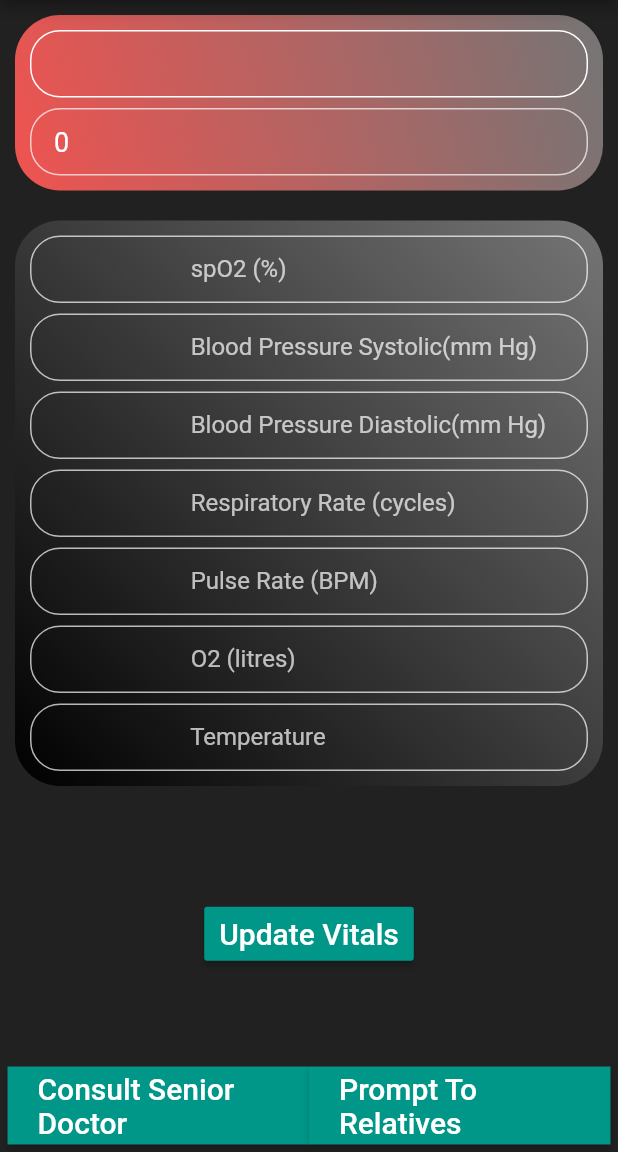
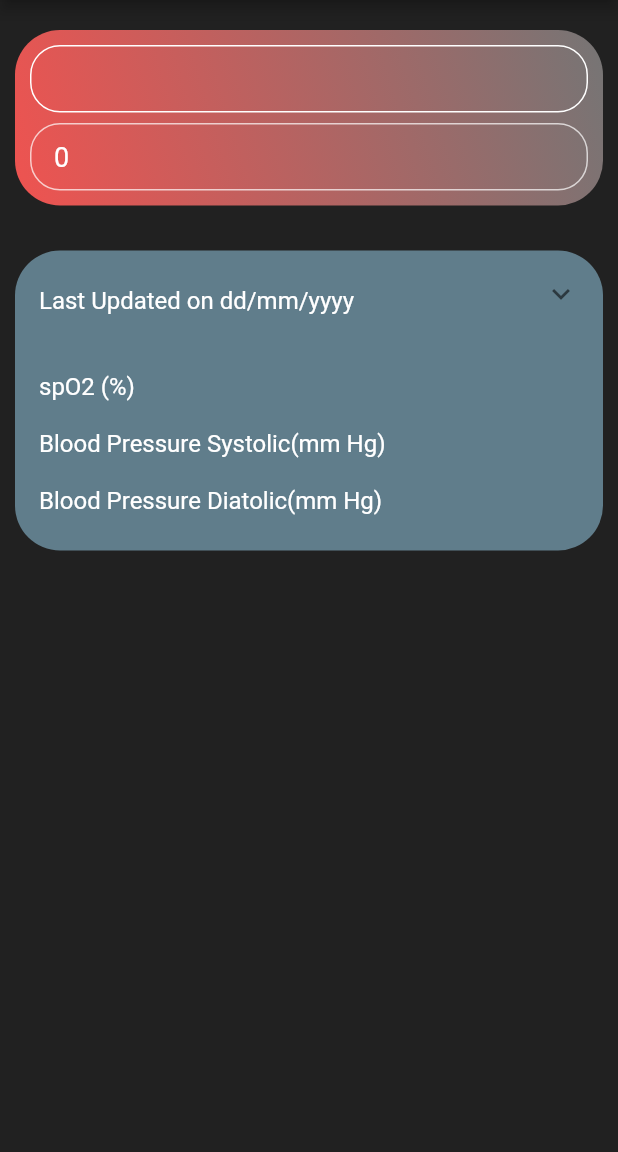
Before and after one commit to Prakhar75/MyCovid_DoctorApp, a Flutter app: the cards screen opened directly with empty values, after a tap on "Last update", on a phone screen of 412 x 824 dp, the part 84-1236 px from its top. Run offline on Flutter 3.47's test engine with Material 2 defaults, Android fonts, the phone set to English and light mode, and no system bars; our stand-ins replace dio, pinput.

Commit message:
added last details

```diff
--- a/lib/cards.dart
+++ b/lib/cards.dart
@@ -2,7 +2,7 @@ import 'package:flutter/material.dart';
 import 'package:dio/dio.dart';
 import 'package:mycovid/dashboard.dart';
 
-import 'ward15.dart';
+import 'last_detail.dart';
 import 'details.dart';
 import 'package:mycovid/wards.dart';
 import 'package:mycovid/myjson.dart';
@@ -192,7 +192,7 @@ class _HomePageState extends State<cards> {
                         context,
                         MaterialPageRoute(
                             builder: (context) =>
-                                MyHomePage(cookie, widget.myData)),
+                                det(cookie, widget.myData)),
                       );
                     },
                     child: Row(
--- /dev/null
+++ b/lib/last_detail.dart
@@ -0,0 +1,277 @@
+import 'dart:io';
+
+import 'package:flutter/material.dart';
+import 'package:flutter/cupertino.dart';
+import 'package:mycovid/cards.dart';
+import 'package:mycovid/myjson.dart';
+import 'package:dio/dio.dart';
+import 'package:mycovid/dashboard.dart';
+import 'package:mycovid/mainpage.dart';
+
+class det extends StatefulWidget {
+  final String cookie;
+  det(this.cookie, this.myData);
+  myjson myData;
+  // MyHomePage({Key key, this.myData}) : super(key: key);
+  //MyHomePage(this.myData);
+
+  @override
+  _MyHomePageState createState() => new _MyHomePageState();
+}
+
+class _MyHomePageState extends State<det> {
+  @override
+  Widget build(BuildContext context) {
+    return MaterialApp(
+        debugShowCheckedModeBanner: false,
+        home: Scaffold(
+            backgroundColor: Colors.grey[900],
+            resizeToAvoidBottomInset: false,
+            appBar: AppBar(
+                automaticallyImplyLeading: true,
+                backgroundColor: Colors.teal,
+                title: Text("MyCovid Doctor's App"),
+                leading: BackButton(
+                  //icon: Icon(Icons.Back),
+                  onPressed: () {
+                    Navigator.push(
+                      context,
+                      MaterialPageRoute(
+                        builder: (context) =>
+                            cards(widget.cookie, widget.myData),
+                      ),
+                    );
+                  },
+                )),
+            body: profileView(widget.cookie)));
+  }
+
+  String spo2;
+  String bp_sys;
+  String bp_dia;
+  String res_cycle;
+  String pul_rate;
+  String o2;
+  String temp;
+  String vital_status;
+
+  Dio dio = new Dio();
+
+  Future postVitals() async {
+    final String Url =
+        'https://my-covid-hospital-api.herokuapp.com/patients/updateVitals' +
+            '${widget.myData.PatientId}';
+
+    dynamic vitals = {
+      "PulseRate": pul_rate,
+      "RespiratoryRate": res_cycle,
+      "BpSystolic": bp_sys,
+      "BpDiastolic": bp_dia,
+      "SpO2": spo2,
+      "O2": o2,
+      "Temperature": temp
+    };
+    var response = await dio.post(Url,
+        data: vitals,
+        options: Options(
+          headers: {
+            'content-type': 'application/json; charset=UTF-8',
+            'Cookie': "connect.sid=" + widget.cookie
+          },
+        ));
+    vital_status = response.data["status"];
+    print(widget.myData.PatientId);
+    print(response.data);
+    return response.data;
+  }
+
+  Widget profileView(String cookie) {
+    return Column(
+      children: <Widget>[
+        Expanded(
+            child: Container(
+          child: Column(
+            children: <Widget>[
+             SizedBox(
+               height: 10,
+             ),
+              Container(
+          child: Padding(
+                            padding:EdgeInsets.all(10),
+          child:Container(
+                decoration: BoxDecoration(
+                    borderRadius: BorderRadius.all(Radius.circular(30)),
+                    gradient: LinearGradient(
+                        begin: Alignment.topRight,
+                        end: Alignment.bottomLeft,
+                        colors: [Colors.grey[600], Colors.red[400]])),
+                child: Column(
+                  children: <Widget>[
+                    Padding(
+                      padding: const EdgeInsets.fromLTRB(10, 10, 10, 4),
+                      child: Container(
+                        height: 45,
+                        child: Align(
+                          alignment: Alignment.centerLeft,
+                          child: Padding(
+                            padding: const EdgeInsets.fromLTRB(15, 5, 0, 5),
+                            child: Text(
+                              widget.myData.FirstName +
+                                  " " +
+                                  widget.myData.LastName,
+                              style:
+                                  TextStyle(color: Colors.white, fontSize: 18),
+                            ),
+                          ),
+                        ),
+                        decoration: BoxDecoration(
+                            borderRadius: BorderRadius.all(Radius.circular(20)),
+                            border:
+                                Border.all(width: 1.0, color: Colors.white)),
+                      ),
+                    ),
+                    Padding(
+                      padding: const EdgeInsets.fromLTRB(10, 3, 10, 10),
+                      child: Container(
+                        height: 45,
+                        child: Align(
+                          alignment: Alignment.centerLeft,
+                          child: Padding(
+                            padding: const EdgeInsets.fromLTRB(15, 5, 0, 5),
+                            child: Text(
+                              "${widget.myData.PatientId}",
+                              style:
+                                  TextStyle(color: Colors.white, fontSize: 18),
+                            ),
+                          ),
+                        ),
+                        decoration: BoxDecoration(
+                            borderRadius: BorderRadius.all(Radius.circular(20)),
+                            border:
+                                Border.all(width: 1.0, color: Colors.white70)),
+                      ),
+                    ),
+                  ],
+                ),
+              ),
+          )
+              ),
+              SizedBox(
+               height: 10,
+             ),
+              Container(
+          child: Padding(
+                            padding:EdgeInsets.all(10),
+          child:Container(
+                decoration: BoxDecoration(
+                    borderRadius: BorderRadius.all(Radius.circular(30)),
+                   color: Colors.blueGrey[500],
+                ),
+
+                child: Column(
+
+                  children: <Widget>[
+                    ExpansionTile(
+      title:
+      Text('\nLast Updated on dd/mm/yyyy \n\n\nspO2 (%)      \n\nBlood Pressure Systolic(mm Hg)    \n\nBlood Pressure Diatolic(mm Hg) \n',
+      style: TextStyle(color: Colors.white),
+      ),
+
+
+       children: <Widget>[
+                    Padding(
+                      padding: const EdgeInsets.fromLTRB(10, 3, 10, 4),
+                      child: Container(
+
+                        child: Align(
+                          alignment: Alignment.centerLeft,
+                          child: Padding(
+                            padding: const EdgeInsets.fromLTRB(5, 5, 0, 0),
+                            child: Text(
+                                'Respiratory Rate (cycles)',
+
+                              style:  TextStyle(color: Colors.white,
+                              fontSize: 17)
+
+                              ,
+
+                              ),
+                            ),
+                          ),
+                        ),
+
+                      ),
+
+                  Padding(
+                      padding: const EdgeInsets.fromLTRB(10, 3, 10, 4),
+                      child: Container(
+                        height: 45,
+                        child: Align(
+                          alignment: Alignment.centerLeft,
+                          child: Padding(
+                            padding: const EdgeInsets.fromLTRB(5, 5, 0, 0),
+                            child: Text(
+                                'Pulse Rate (BPM)',
+                              style:  TextStyle(color: Colors.white,
+                               fontSize: 17),
+
+                              ),
+                            ),
+                          ),
+                        ),
+
+                      ),
+                  Padding(
+                      padding: const EdgeInsets.fromLTRB(10, 3, 10, 4),
+                      child: Container(
+                        height: 45,
+                        child: Align(
+                          alignment: Alignment.centerLeft,
+                          child: Padding(
+                            padding: const EdgeInsets.fromLTRB(5, 5, 0, 0),
+                            child: Text(
+                                'O2 (Litres)',
+                              style:  TextStyle(color: Colors.white,
+                               fontSize: 17),
+
+                              ),
+                            ),
+                          ),
+                        ),
+
+                      ),
+                    Padding(
+                      padding: const EdgeInsets.fromLTRB(10, 3, 10, 4),
+                      child: Container(
+                        height: 45,
+                        child: Align(
+                          alignment: Alignment.centerLeft,
+                          child: Padding(
+                            padding: const EdgeInsets.fromLTRB(5, 5, 0, 5),
+                            child: Text(
+                                'Temperature   \n',
+                              style:  TextStyle(color: Colors.white,
+                               fontSize: 17),
+
+                              ),
+                            ),
+                          ),
+                        ),
+
+                      ),
+                  ],
+                    ),
+                  ],
+                ),
+              ),
+          ),
+              ),
+
+
+            ],
+          ),
+        )),
+      ],
+    );
+  }
+}
```
